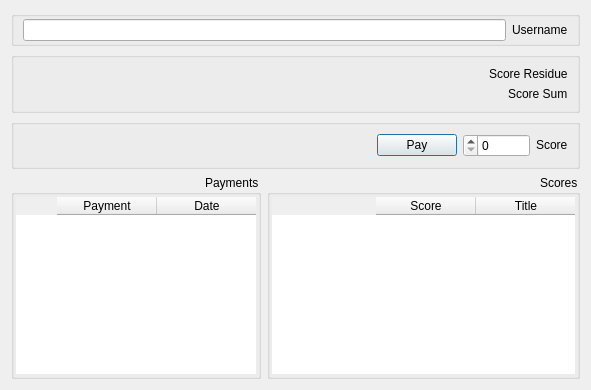
nournia/ketabkhaane, file payment.ui: the form before one commit.
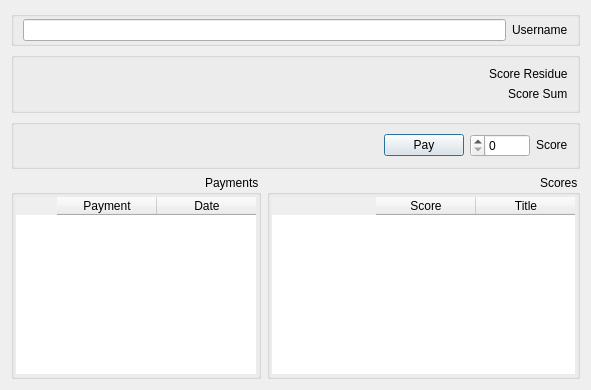
The form after the commit. Icons and pictures are not drawn. Custom widgets are drawn as their Qt base class.

Commit message: fix payment edit size

```diff
--- a/payment.ui
+++ b/payment.ui
@@ -139,6 +139,12 @@
       </item>
       <item>
        <widget class="QSpinBox" name="sPay">
+        <property name="minimumSize">
+         <size>
+          <width>60</width>
+          <height>0</height>
+         </size>
+        </property>
         <property name="maximum">
          <number>100000</number>
         </property>
```
